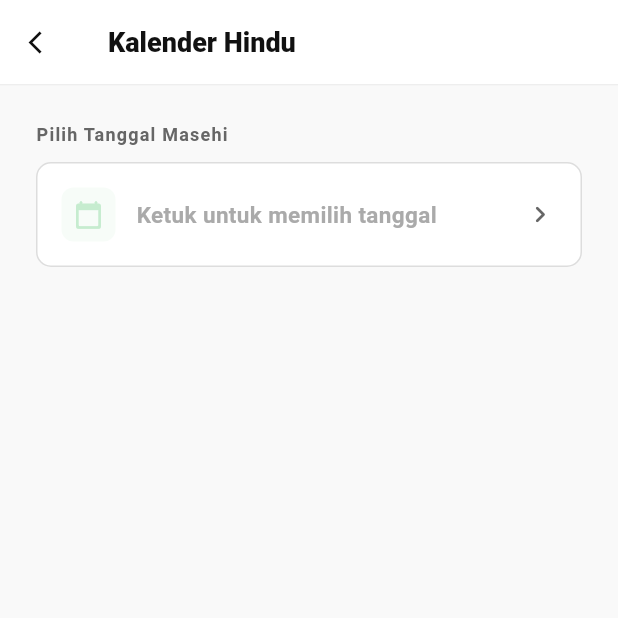
After one commit to sxmudera/tugas_tpm, a Flutter app: the HinduScreen screen opened directly, on a phone screen of 412 x 824 dp, the top half of it. The commit adds this screen. Run offline on Flutter 3.47's test engine with Material 3 defaults, Android fonts, the phone set to English and light mode, and no system bars.

Commit message:
feat(hindu): add hindu calendar conversion screen
Adds a new screen that allows users to convert a Gregorian date to its
corresponding Hindu calendar details, including Saka year, month, Paksa,
Tithi, Wuku, and various waras.

```diff
--- /dev/null
+++ b/lib/screens/hindu_screen.dart
@@ -0,0 +1,519 @@
+import 'package:flutter/material.dart';
+import '../app_theme.dart';
+
+class HinduCalendarResult {
+  final String sakaYear;
+  final String sakaMonth;
+  final String paksa; // Suklapaksa / Kresnapaksa
+  final String tithi; // Pratipada … Amavasya
+  final String wuku;
+  final String pancawara; // Pahing, Pon, Wage, Kliwon, Umanis
+  final String saptawara; // Minggu … Sabtu
+  final String triwara;
+  final String caturwara;
+  final String sadwara;
+  final String astawara;
+  final String sangawara;
+  final String dasawara;
+
+  const HinduCalendarResult({
+    required this.sakaYear,
+    required this.sakaMonth,
+    required this.paksa,
+    required this.tithi,
+    required this.wuku,
+    required this.pancawara,
+    required this.saptawara,
+    required this.triwara,
+    required this.caturwara,
+    required this.sadwara,
+    required this.astawara,
+    required this.sangawara,
+    required this.dasawara,
+  });
+}
+
+class HinduCalendarConverter {
+  static const List<String> _pancawaraNames = [
+    'Umanis',
+    'Pahing',
+    'Pon',
+    'Wage',
+    'Kliwon',
+  ];
+
+  static const List<String> _saptawaraNames = [
+    'Redite',
+    'Soma',
+    'Anggara',
+    'Buda',
+    'Wraspati',
+    'Sukra',
+    'Saniscara',
+  ];
+  static const List<String> _triwaraNames = ['Pasah', 'Beteng', 'Kajeng'];
+  static const List<String> _caturwaraNames = ['Sri', 'Laba', 'Jaya', 'Menala'];
+  static const List<String> _sadwaraNames = [
+    'Tungleh',
+    'Aryang',
+    'Urukung',
+    'Paniron',
+    'Was',
+    'Maulu',
+  ];
+  static const List<String> _astawaraNames = [
+    'Sri',
+    'Indra',
+    'Guru',
+    'Yama',
+    'Ludra',
+    'Brahma',
+    'Kala',
+    'Uma',
+  ];
+  static const List<String> _sangawaraNames = [
+    'Dangu',
+    'Jangur',
+    'Gigis',
+    'Nohan',
+    'Ogan',
+    'Erangan',
+    'Urungan',
+    'Tulus',
+    'Dadi',
+  ];
+  static const List<String> _dasawaraNames = [
+    'Pandita',
+    'Pati',
+    'Suka',
+    'Duka',
+    'Sri',
+    'Manuh',
+    'Manusa',
+    'Raja',
+    'Dewa',
+    'Raksasa',
+  ];
+  static const List<String> _wukuNames = [
+    'Sinta',
+    'Landep',
+    'Ukir',
+    'Kulantir',
+    'Tolu',
+    'Gumbreg',
+    'Wariga',
+    'Warigadean',
+    'Julungwangi',
+    'Sungsang',
+    'Dungulan',
+    'Kuningan',
+    'Langkir',
+    'Medangsia',
+    'Pujut',
+    'Pahang',
+    'Krulut',
+    'Mrakih',
+    'Tambir',
+    'Medangkungan',
+    'Matal',
+    'Uye',
+    'Menail',
+    'Prangbakat',
+    'Bala',
+    'Ugu',
+    'Wayang',
+    'Kelawu',
+    'Dukut',
+    'Watugunung',
+  ];
+  static const List<String> _sakaMonthNames = [
+    'Caitra',
+    'Waisaka',
+    'Jyestha',
+    'Asadha',
+    'Srawana',
+    'Bhadra',
+    'Aswina',
+    'Kartika',
+    'Margasira',
+    'Pausa',
+    'Magha',
+    'Phalguna',
+  ];
+  static const List<String> _tithiNames = [
+    'Pratipada',
+    'Dwithiya',
+    'Trithiya',
+    'Chaturti',
+    'Panchami',
+    'Shashti',
+    'Saptami',
+    'Ashtami',
+    'Navami',
+    'Dashami',
+    'Ekadashi',
+    'Dwadashi',
+    'Trayodashi',
+    'Chaturdashi',
+    'Purnima/Amavasya',
+  ];
+
+  static int _toJulianDay(int y, int m, int d) {
+    int a = ((14 - m) / 12).floor();
+    int yy = y + 4800 - a;
+    int mm = m + 12 * a - 3;
+    return d +
+        ((153 * mm + 2) / 5).floor() +
+        365 * yy +
+        (yy / 4).floor() -
+        (yy / 100).floor() +
+        (yy / 400).floor() -
+        32045;
+  }
+
+  static HinduCalendarResult convert(DateTime date) {
+    final int jd = _toJulianDay(date.year, date.month, date.day);
+
+    // saka 78m, caka masehi + 2-3 bulan
+    int sakaYear = date.year - 78;
+    if (date.month < 3 || (date.month == 3 && date.day < 22)) sakaYear--;
+
+    // saka, caitra maret-april
+    int sakaMonthIndex = (date.month + 9) % 12;
+
+    // tithi 29.5hari
+    // purnima 2451580 (Jan 21, 2000 purnama)
+    const double synodicMonth = 29.530589;
+    const int epochJD = 2451580;
+    double phase =
+        ((jd - epochJD) % synodicMonth + synodicMonth) % synodicMonth;
+    int tithiIndex = (phase / synodicMonth * 30).floor() % 30;
+
+    String paksa;
+    String tithi;
+    if (tithiIndex < 15) {
+      paksa = 'Suklapaksa (Terang)';
+      tithi = _tithiNames[tithiIndex < 14 ? tithiIndex : 14];
+      if (tithiIndex == 14) tithi = 'Purnima (Purnama)';
+    } else {
+      paksa = 'Kresnapaksa (Gelap)';
+      int kIdx = tithiIndex - 15;
+      tithi = _tithiNames[kIdx < 14 ? kIdx : 14];
+      if (tithiIndex == 29) tithi = 'Amavasya (Tilem)';
+    }
+
+    // --- Wuku (siklus 210 hari, 30 wuku × 7 hari) ---
+    // wuku (210 hari, 30 wukux 7 hari)
+    // epoch : jd 2144957 = senin 25 feb 6 ce (sinta redite)
+
+    const int wukuEpoch = 2144957;
+    int dayInCycle = ((jd - wukuEpoch) % 210 + 210) % 210;
+    int wukuIndex = dayInCycle ~/ 7;
+
+    // saptawara
+    int saptaIndex = (jd + 1) % 7; // 0=Minggu
+
+    // pancawara
+    const int pancaEpoch = 2144957; // Umanis
+    int pancaIndex = ((jd - pancaEpoch) % 5 + 5) % 5;
+
+    // triwara
+    int triIndex = ((jd - wukuEpoch) % 3 + 3) % 3;
+
+    // caturwara
+    int caturIndex = ((jd - wukuEpoch) % 4 + 4) % 4;
+
+    // sadwara
+    int sadIndex = ((jd - wukuEpoch) % 6 + 6) % 6;
+
+    // astawara
+    int astaIndex = ((jd - wukuEpoch) % 8 + 8) % 8;
+
+    // sangawara
+    int sangaIndex = ((jd - wukuEpoch) % 9 + 9) % 9;
+
+    // dasawara
+    int dasaIndex = ((jd - wukuEpoch) % 10 + 10) % 10;
+
+    return HinduCalendarResult(
+      sakaYear: '$sakaYear Saka',
+      sakaMonth: _sakaMonthNames[sakaMonthIndex],
+      paksa: paksa,
+      tithi: tithi,
+      wuku: _wukuNames[wukuIndex],
+      pancawara: _pancawaraNames[pancaIndex],
+      saptawara: _saptawaraNames[saptaIndex],
+      triwara: _triwaraNames[triIndex],
+      caturwara: _caturwaraNames[caturIndex],
+      sadwara: _sadwaraNames[sadIndex],
+      astawara: _astawaraNames[astaIndex],
+      sangawara: _sangawaraNames[sangaIndex],
+      dasawara: _dasawaraNames[dasaIndex],
+    );
+  }
+}
+
+class HinduScreen extends StatefulWidget {
+  const HinduScreen({super.key});
+
+  @override
+  State<HinduScreen> createState() => _HinduScreenState();
+}
+
+class _HinduScreenState extends State<HinduScreen> {
+  DateTime? _selectedDate;
+  HinduCalendarResult? _result;
+
+  void _pickDate() async {
+    final picked = await showDatePicker(
+      context: context,
+      initialDate: _selectedDate ?? DateTime.now(),
+      firstDate: DateTime(1900),
+      lastDate: DateTime(2100),
+      builder: (context, child) {
+        return Theme(
+          data: Theme.of(context).copyWith(
+            colorScheme: const ColorScheme.light(
+              primary: kHijau,
+              onPrimary: kHitam,
+              onSurface: kHitam,
+            ),
+          ),
+          child: child!,
+        );
+      },
+    );
+    if (picked != null) {
+      setState(() {
+        _selectedDate = picked;
+        _result = HinduCalendarConverter.convert(picked);
+      });
+    }
+  }
+
+  String _formatDate(DateTime d) {
+    const bulan = [
+      'Januari',
+      'Februari',
+      'Maret',
+      'April',
+      'Mei',
+      'Juni',
+      'Juli',
+      'Agustus',
+      'September',
+      'Oktober',
+      'November',
+      'Desember',
+    ];
+    return '${d.day} ${bulan[d.month - 1]} ${d.year}';
+  }
+
+  @override
+  Widget build(BuildContext context) {
+    return Scaffold(
+      backgroundColor: const Color(0xFFF9F9F9),
+      appBar: AppBar(
+        backgroundColor: Colors.white,
+        elevation: 0,
+        leading: IconButton(
+          icon: const Icon(Icons.arrow_back_ios, size: 18, color: kHitam),
+          onPressed: () => Navigator.pop(context),
+        ),
+        title: const Text(
+          'Kalender Hindu',
+          style: TextStyle(
+            fontSize: 18,
+            fontWeight: FontWeight.w800,
+            color: kHitam,
+          ),
+        ),
+        bottom: const PreferredSize(
+          preferredSize: Size.fromHeight(1),
+          child: Divider(height: 1, thickness: 1, color: Color(0xFFEEEEEE)),
+        ),
+      ),
+      body: SingleChildScrollView(
+        padding: const EdgeInsets.all(24),
+        child: Column(
+          crossAxisAlignment: CrossAxisAlignment.start,
+          children: [
+            _buildSectionLabel('Pilih Tanggal Masehi'),
+            const SizedBox(height: 10),
+            GestureDetector(
+              onTap: _pickDate,
+              child: Container(
+                width: double.infinity,
+                padding: const EdgeInsets.symmetric(
+                  horizontal: 16,
+                  vertical: 16,
+                ),
+                decoration: BoxDecoration(
+                  color: Colors.white,
+                  border: Border.all(color: const Color(0xFFDDDDDD)),
+                  borderRadius: BorderRadius.circular(10),
+                ),
+                child: Row(
+                  children: [
+                    Container(
+                      padding: const EdgeInsets.all(8),
+                      decoration: BoxDecoration(
+                        color: kHijau.withOpacity(0.15),
+                        borderRadius: BorderRadius.circular(8),
+                      ),
+                      child: const Icon(
+                        Icons.calendar_today_rounded,
+                        size: 20,
+                        color: kHijau,
+                      ),
+                    ),
+                    const SizedBox(width: 14),
+                    Expanded(
+                      child: Text(
+                        _selectedDate != null
+                            ? _formatDate(_selectedDate!)
+                            : 'Ketuk untuk memilih tanggal',
+                        style: TextStyle(
+                          fontSize: 15,
+                          fontWeight: FontWeight.w600,
+                          color: _selectedDate != null
+                              ? kHitam
+                              : const Color(0xFFAAAAAA),
+                        ),
+                      ),
+                    ),
+                    const Icon(
+                      Icons.chevron_right_rounded,
+                      color: kAbu,
+                      size: 22,
+                    ),
+                  ],
+                ),
+              ),
+            ),
+
+            if (_result != null) ...[
+              const SizedBox(height: 28),
+              _buildSectionLabel('Hasil Kalender Hindu (Bali)'),
+              const SizedBox(height: 10),
+
+              _buildCard([
+                _buildRow('Tahun Saka', _result!.sakaYear),
+                _buildDivider(),
+                _buildRow('Bulan Saka', _result!.sakaMonth),
+                _buildDivider(),
+                _buildRow('Paksa', _result!.paksa),
+                _buildDivider(),
+                _buildRow('Tithi', _result!.tithi),
+              ]),
+              const SizedBox(height: 14),
+
+              _buildCard([
+                _buildRow('Wuku', _result!.wuku, highlight: true),
+                _buildDivider(),
+                _buildRow('Saptawara', _result!.saptawara),
+                _buildDivider(),
+                _buildRow('Pancawara', _result!.pancawara),
+              ]),
+              const SizedBox(height: 14),
+
+              _buildCard([
+                _buildRow('Triwara', _result!.triwara),
+                _buildDivider(),
+                _buildRow('Caturwara', _result!.caturwara),
+                _buildDivider(),
+                _buildRow('Sadwara', _result!.sadwara),
+                _buildDivider(),
+                _buildRow('Astawara', _result!.astawara),
+                _buildDivider(),
+                _buildRow('Sangawara', _result!.sangawara),
+                _buildDivider(),
+                _buildRow('Dasawara', _result!.dasawara),
+              ]),
+
+              const SizedBox(height: 16),
+            ],
+          ],
+        ),
+      ),
+    );
+  }
+
+  Widget _buildSectionLabel(String label) {
+    return Text(
+      label,
+      style: const TextStyle(
+        fontSize: 12,
+        fontWeight: FontWeight.w700,
+        color: kAbu,
+        letterSpacing: 0.8,
+      ),
+    );
+  }
+
+  Widget _buildCard(List<Widget> children) {
+    return Container(
+      width: double.infinity,
+      decoration: BoxDecoration(
+        color: Colors.white,
+        borderRadius: BorderRadius.circular(10),
+        border: Border.all(color: const Color(0xFFEEEEEE)),
+      ),
+      child: Column(children: children),
+    );
+  }
+
+  Widget _buildRow(String label, String value, {bool highlight = false}) {
+    return Padding(
+      padding: const EdgeInsets.symmetric(horizontal: 16, vertical: 14),
+      child: Row(
+        mainAxisAlignment: MainAxisAlignment.spaceBetween,
+        children: [
+          Text(
+            label,
+            style: const TextStyle(
+              fontSize: 14,
+              fontWeight: FontWeight.w500,
+              color: kAbu,
+            ),
+          ),
+          const SizedBox(width: 16),
+          Flexible(
+            child: highlight
+                ? Container(
+                    padding: const EdgeInsets.symmetric(
+                      horizontal: 10,
+                      vertical: 4,
+                    ),
+                    decoration: BoxDecoration(
+                      color: kHijau,
+                      borderRadius: BorderRadius.circular(6),
+                    ),
+                    child: Text(
+                      value,
+                      style: const TextStyle(
+                        fontSize: 13,
+                        fontWeight: FontWeight.w700,
+                        color: kHitam,
+                      ),
+                      textAlign: TextAlign.right,
+                    ),
+                  )
+                : Text(
+                    value,
+                    style: const TextStyle(
+                      fontSize: 14,
+                      fontWeight: FontWeight.w700,
+                      color: kHitam,
+                    ),
+                    textAlign: TextAlign.right,
+                  ),
+          ),
+        ],
+      ),
+    );
+  }
+
+  Widget _buildDivider() =>
+      const Divider(height: 1, thickness: 1, color: Color(0xFFF0F0F0));
+}
--- a/lib/screens/home_screen.dart
+++ b/lib/screens/home_screen.dart
@@ -1,4 +1,3 @@
-import 'package:app_tugas/screens/umur_screen.dart';
 import 'package:flutter/material.dart';
 import '../app_theme.dart';
 import '../models/user_model.dart';
@@ -12,6 +11,7 @@ import 'penghitung_teks_screen.dart';
 import 'weton_screen.dart';
 import 'hijriah_screen.dart';
 import 'umur_screen.dart';
+import 'hindu_screen.dart';
 
 class HomeScreen extends StatelessWidget {
   final UserModel user;
@@ -29,6 +29,7 @@ class HomeScreen extends StatelessWidget {
       ('Cek Weton Tanggal', const WetonScreen()),
       ('Konversi Hijriah', const HijriahScreen()),
       ('Cek Umur', const UmurDetailScreen()),
+      ('Kalender Hindu', const HinduScreen()),
     ];
 
     return Scaffold(
```
